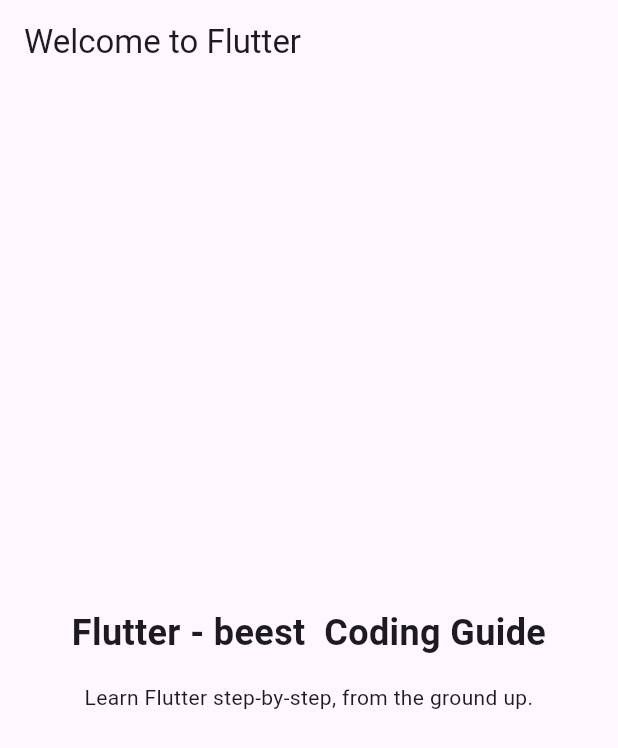
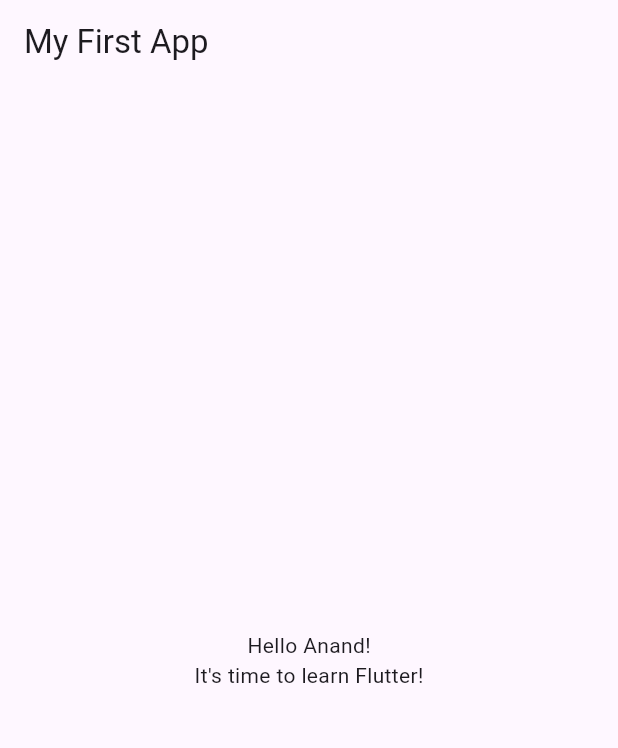
Before and after one commit to anandgupadhyay/Flutter-Learning, a Flutter app: the screen it shows after launch, on a phone screen of 412 x 824 dp. Shown: the top 748 px of the screen. Run offline on Flutter 3.47's test engine with Material 3 defaults, Android fonts, the phone set to English and light mode, and no system bars.

Commit message:
First commit

```diff
--- a/lib/main.dart
+++ b/lib/main.dart
@@ -4,46 +4,29 @@ void main() {
   runApp(const MyApp());
 }
 
-// With Flutter, you create user interfaces by combining "widgets"
-// You'll learn all about them (and much more) throughout this course!
 class MyApp extends StatelessWidget {
   const MyApp({super.key});
 
-  // Every custom widget must have a build() method
-  // It tells Flutter, which widgets make up your custom widget
-  // Again: You'll learn all about that throughout the course!
   @override
   Widget build(BuildContext context) {
-    // Below, a bunch of built-in widgets are used (provided by Flutter)
-    // They will be explained in the next sections
-    // In this course, you will, of course, not just use them a lot but
-    // also learn about many other widgets!
     return MaterialApp(
-      title: 'Flutter First App',
-      theme: ThemeData(useMaterial3: true),
+      title: 'Flutter Demo',
+      theme: ThemeData(
+        primarySwatch: Colors.blue,
+      ),
       home: Scaffold(
         appBar: AppBar(
-          title: const Text('Welcome to Flutter'),
+          title: const Text('My First App'),
         ),
-        body: Container(
-          width: double.infinity,
-          padding: const EdgeInsets.all(12),
-          child: const Column(
+        body: const Center(
+          child: Column(
             mainAxisAlignment: MainAxisAlignment.center,
-            crossAxisAlignment: CrossAxisAlignment.center,
             children: [
               Text(
-                'Flutter - beest  Coding Guide',
-                textAlign: TextAlign.center,
-                style: TextStyle(
-                  fontSize: 24,
-                  fontWeight: FontWeight.bold,
-                ),
+                'Hello Anand!',
               ),
-              SizedBox(height: 16),
               Text(
-                'Learn Flutter step-by-step, from the ground up.',
-                textAlign: TextAlign.center,
+                'It\'s time to learn Flutter!',
               ),
             ],
           ),
```
